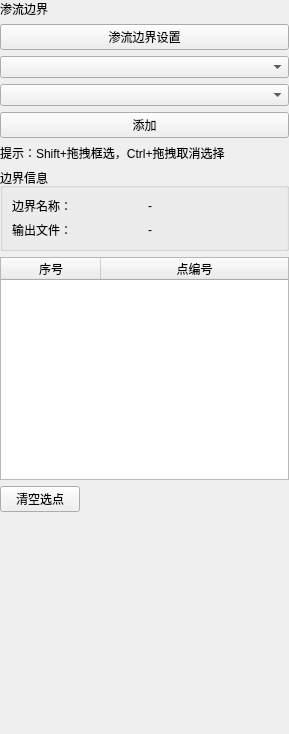
First picture: the form in plugins/Base_Slover/SeepageBoundaryPage.ui, repository asd977/base_cae, before the edit.
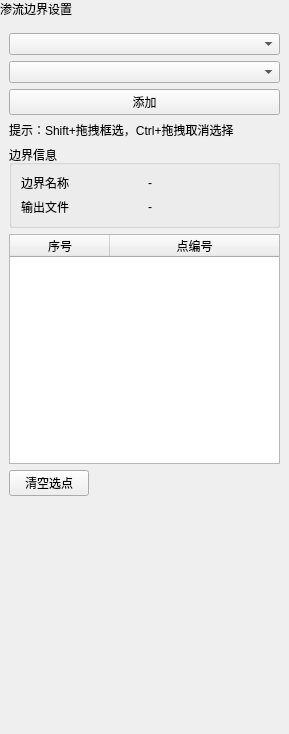
Second picture: the form after the edit. Custom widgets are drawn as their Qt base class.

```diff
--- a/plugins/Base_Slover/SeepageBoundaryPage.ui
+++ b/plugins/Base_Slover/SeepageBoundaryPage.ui
@@ -27,24 +27,54 @@
     <number>0</number>
    </property>
    <item>
-    <widget class="QLabel" name="pageNameLabel">
-     <property name="text">
-      <string>渗流边界</string>
+    <widget class="QLabel" name="pageHeaderLabel">
+     <property name="sizePolicy">
+      <sizepolicy hsizetype="Preferred" vsizetype="Fixed">
+       <horstretch>0</horstretch>
+       <verstretch>0</verstretch>
+      </sizepolicy>
      </property>
-    </widget>
-   </item>
-   <item>
-    <widget class="QPushButton" name="sectionTitleButton">
      <property name="text">
       <string>渗流边界设置</string>
      </property>
     </widget>
    </item>
    <item>
-    <widget class="CustomComboBox" name="comboBoxDim" />
+    <layout class="QVBoxLayout" name="contentLayout">
+     <property name="leftMargin">
+      <number>9</number>
+     </property>
+     <property name="topMargin">
+      <number>9</number>
+     </property>
+     <property name="rightMargin">
+      <number>9</number>
+     </property>
+     <property name="bottomMargin">
+      <number>9</number>
+     </property>
+     <property name="spacing">
+      <number>6</number>
+     </property>
+     <item>
+      <widget class="CustomComboBox" name="comboBoxDim">
+       <property name="minimumSize">
+        <size>
+         <width>10</width>
+         <height>0</height>
+        </size>
+       </property>
+      </widget>
    </item>
    <item>
-    <widget class="CustomComboBox" name="comboBoxGroup" />
+      <widget class="CustomComboBox" name="comboBoxGroup">
+       <property name="minimumSize">
+        <size>
+         <width>10</width>
+         <height>0</height>
+        </size>
+       </property>
+      </widget>
    </item>
    <item>
     <widget class="QPushButton" name="btnBatchAdd">
@@ -59,7 +89,7 @@
       <string>提示：Shift+拖拽框选，Ctrl+拖拽取消选择</string>
      </property>
      <property name="wordWrap">
-      <bool>true</bool>
+        <bool>false</bool>
      </property>
     </widget>
    </item>
@@ -72,7 +102,10 @@
       <item row="0" column="0">
        <widget class="QLabel" name="label1">
         <property name="text">
-         <string>边界名称：</string>
+           <string>边界名称</string>
+          </property>
+          <property name="wordWrap">
+           <bool>false</bool>
         </property>
        </widget>
       </item>
@@ -81,12 +114,18 @@
         <property name="text">
          <string>-</string>
         </property>
+          <property name="wordWrap">
+           <bool>false</bool>
+          </property>
        </widget>
       </item>
       <item row="1" column="0">
        <widget class="QLabel" name="label2">
         <property name="text">
-         <string>输出文件：</string>
+           <string>输出文件</string>
+          </property>
+          <property name="wordWrap">
+           <bool>false</bool>
         </property>
        </widget>
       </item>
@@ -95,6 +134,9 @@
         <property name="text">
          <string>-</string>
         </property>
+          <property name="wordWrap">
+           <bool>false</bool>
+          </property>
        </widget>
       </item>
      </layout>
@@ -118,6 +160,12 @@
        <string>点编号</string>
       </property>
      </column>
+       <property name="minimumSize">
+        <size>
+         <width>10</width>
+         <height>0</height>
+        </size>
+       </property>
     </widget>
    </item>
    <item>
@@ -156,6 +204,8 @@
       </size>
      </property>
     </spacer>
+     </item>
+    </layout>
    </item>
   </layout>
  </widget>
```
Lines whose indentation alone changed are shown as unchanged.
